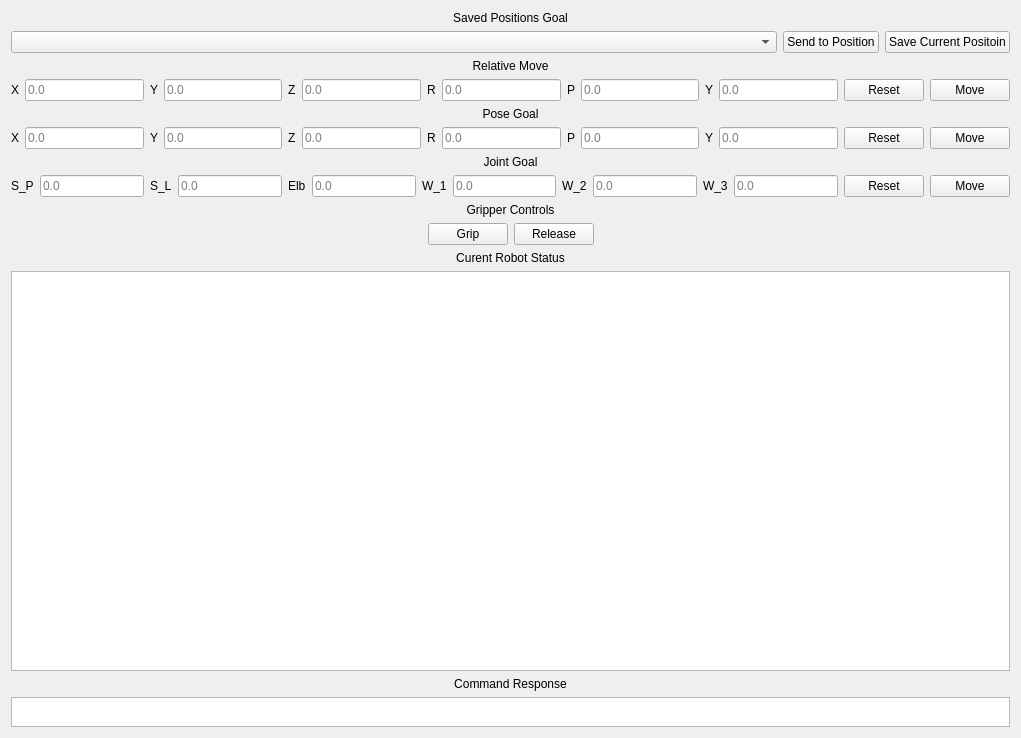
The window that resource/SamiPlugin.ui (iris-ua/iris_sami) describes before a commit, drawn with Qt 5.
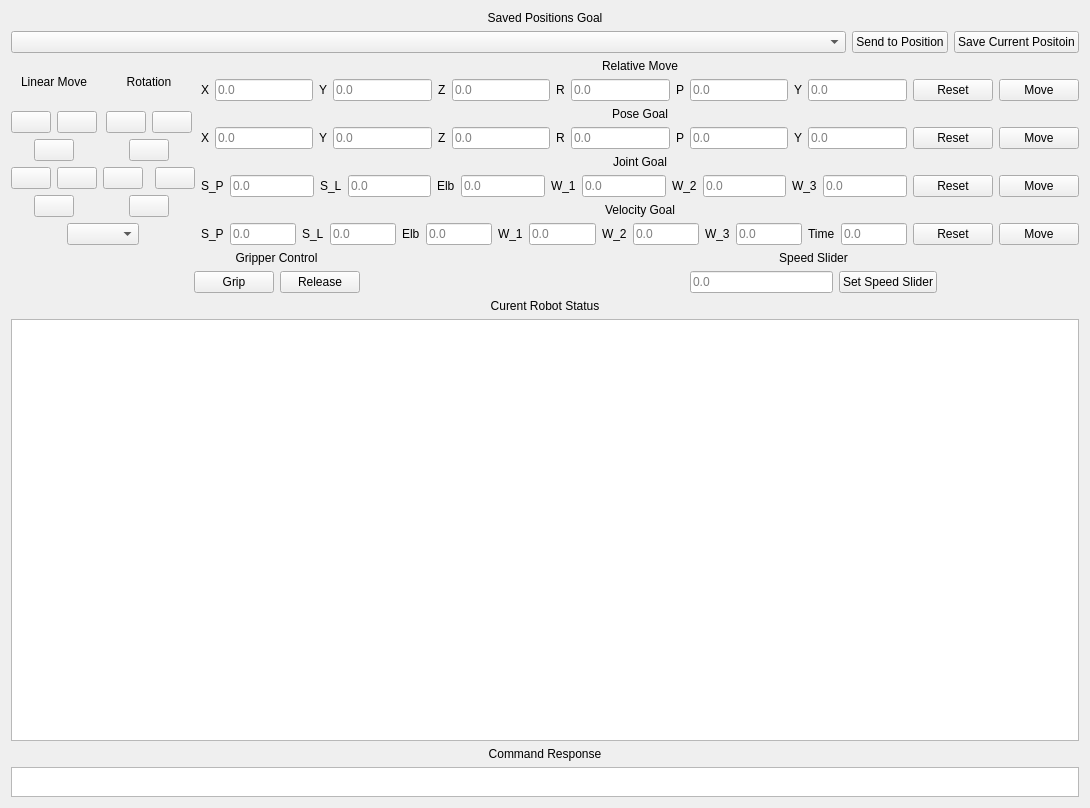
The same window after the commit. Icons and pictures are not drawn.

Commit message: linear, rotation move and set speed slider functionalities added to rqt_sami

What changed in the file:
```diff
--- a/resource/SamiPlugin.ui
+++ b/resource/SamiPlugin.ui
@@ -6,14 +6,14 @@
    <rect>
     <x>0</x>
     <y>0</y>
-    <width>1021</width>
-    <height>738</height>
+    <width>1090</width>
+    <height>808</height>
    </rect>
   </property>
   <property name="windowTitle">
    <string>rqt_sami</string>
   </property>
-  <layout class="QVBoxLayout" name="verticalLayout">
+  <layout class="QVBoxLayout" name="verticalLayout_8">
    <item>
     <widget class="QLabel" name="label_4">
      <property name="text">
@@ -53,6 +53,823 @@
     </layout>
    </item>
    <item>
+    <layout class="QHBoxLayout" name="horizontalLayout_18">
+     <item>
+      <layout class="QVBoxLayout" name="verticalLayout_7">
+       <item>
+        <layout class="QHBoxLayout" name="horizontalLayout_16">
+         <item>
+          <layout class="QVBoxLayout" name="verticalLayout">
+           <item>
+            <widget class="QLabel" name="label_36">
+             <property name="text">
+              <string>Linear Move</string>
+             </property>
+             <property name="alignment">
+              <set>Qt::AlignCenter</set>
+             </property>
+            </widget>
+           </item>
+           <item>
+            <layout class="QHBoxLayout" name="horizontalLayout">
+             <item>
+              <spacer name="horizontalSpacer_8">
+               <property name="orientation">
+                <enum>Qt::Horizontal</enum>
+               </property>
+               <property name="sizeHint" stdset="0">
+                <size>
+                 <width>40</width>
+                 <height>20</height>
+                </size>
+               </property>
+              </spacer>
+             </item>
+             <item>
+              <widget class="QPushButton" name="pushButton">
+               <property name="text">
+                <string/>
+               </property>
+               <property name="icon">
+                <iconset>
+                 <normaloff>z_up.png</normaloff>z_up.png</iconset>
+               </property>
+               <property name="iconSize">
+                <size>
+                 <width>22</width>
+                 <height>22</height>
+                </size>
+               </property>
+              </widget>
+             </item>
+             <item>
+              <widget class="QPushButton" name="pushButton_2">
+               <property name="text">
+                <string/>
+               </property>
+               <property name="icon">
+                <iconset>
+                 <normaloff>z_down.png</normaloff>z_down.png</iconset>
+               </property>
+               <property name="iconSize">
+                <size>
+                 <width>22</width>
+                 <height>22</height>
+                </size>
+               </property>
+              </widget>
+             </item>
+             <item>
+              <spacer name="horizontalSpacer_9">
+               <property name="orientation">
+                <enum>Qt::Horizontal</enum>
+               </property>
+               <property name="sizeHint" stdset="0">
+                <size>
+                 <width>40</width>
+                 <height>20</height>
+                </size>
+               </property>
+              </spacer>
+             </item>
+            </layout>
+           </item>
+           <item>
+            <layout class="QHBoxLayout" name="horizontalLayout_2">
+             <item>
+              <spacer name="horizontalSpacer_6">
+               <property name="orientation">
+                <enum>Qt::Horizontal</enum>
+               </property>
+               <property name="sizeHint" stdset="0">
+                <size>
+                 <width>40</width>
+                 <height>20</height>
+                </size>
+               </property>
+              </spacer>
+             </item>
+             <item>
+              <widget class="QPushButton" name="pushButton_6">
+               <property name="text">
+                <string/>
+               </property>
+               <property name="icon">
+                <iconset>
+                 <normaloff>x_front.png</normaloff>x_front.png</iconset>
+               </property>
+               <property name="iconSize">
+                <size>
+                 <width>22</width>
+                 <height>22</height>
+                </size>
+               </property>
+              </widget>
+             </item>
+             <item>
+              <spacer name="horizontalSpacer_7">
+               <property name="orientation">
+                <enum>Qt::Horizontal</enum>
+               </property>
+               <property name="sizeHint" stdset="0">
+                <size>
+                 <width>40</width>
+                 <height>20</height>
+                </size>
+               </property>
+              </spacer>
+             </item>
+            </layout>
+           </item>
+           <item>
+            <layout class="QHBoxLayout" name="horizontalLayout_3">
+             <item>
+              <spacer name="horizontalSpacer_11">
+               <property name="orientation">
+                <enum>Qt::Horizontal</enum>
+               </property>
+               <property name="sizeHint" stdset="0">
+                <size>
+                 <width>40</width>
+                 <height>20</height>
+                </size>
+               </property>
+              </spacer>
+             </item>
+             <item>
+              <widget class="QPushButton" name="pushButton_4">
+               <property name="text">
+                <string/>
+               </property>
+               <property name="icon">
+                <iconset>
+                 <normaloff>y_left.png</normaloff>y_left.png</iconset>
+               </property>
+               <property name="iconSize">
+                <size>
+                 <width>22</width>
+                 <height>22</height>
+                </size>
+               </property>
+              </widget>
+             </item>
+             <item>
+              <spacer name="horizontalSpacer_5">
+               <property name="orientation">
+                <enum>Qt::Horizontal</enum>
+               </property>
+               <property name="sizeHint" stdset="0">
+                <size>
+                 <width>40</width>
+                 <height>20</height>
+                </size>
+               </property>
+              </spacer>
+             </item>
+             <item>
+              <widget class="QPushButton" name="pushButton_5">
+               <property name="text">
+                <string/>
+               </property>
+               <property name="icon">
+                <iconset>
+                 <normaloff>y_right.png</normaloff>y_right.png</iconset>
+               </property>
+               <property name="iconSize">
+                <size>
+                 <width>22</width>
+                 <height>22</height>
+                </size>
+               </property>
+              </widget>
+             </item>
+             <item>
+              <spacer name="horizontalSpacer_10">
+               <property name="orientation">
+                <enum>Qt::Horizontal</enum>
+               </property>
+               <property name="sizeHint" stdset="0">
+                <size>
+                 <width>40</width>
+                 <height>20</height>
+                </size>
+               </property>
+              </spacer>
+             </item>
+            </layout>
+           </item>
+           <item>
+            <layout class="QHBoxLayout" name="horizontalLayout_4">
+             <item>
+              <spacer name="horizontalSpacer_3">
+               <property name="orientation">
+                <enum>Qt::Horizontal</enum>
+               </property>
+               <property name="sizeHint" stdset="0">
+                <size>
+                 <width>40</width>
+                 <height>20</height>
+                </size>
+               </property>
+              </spacer>
+             </item>
+             <item>
+              <widget class="QPushButton" name="pushButton_3">
+               <property name="text">
+                <string/>
+               </property>
+               <property name="icon">
+                <iconset>
+                 <normaloff>x_back.png</normaloff>x_back.png</iconset>
+               </property>
+               <property name="iconSize">
+                <size>
+                 <width>22</width>
+                 <height>22</height>
+                </size>
+               </property>
+              </widget>
+             </item>
+             <item>
+              <spacer name="horizontalSpacer_4">
+               <property name="orientation">
+                <enum>Qt::Horizontal</enum>
+               </property>
+               <property name="sizeHint" stdset="0">
+                <size>
+                 <width>40</width>
+                 <height>20</height>
+                </size>
+               </property>
+              </spacer>
+             </item>
+            </layout>
+           </item>
+          </layout>
+         </item>
+         <item>
+          <layout class="QVBoxLayout" name="verticalLayout_6">
+           <item>
+            <widget class="QLabel" name="label_35">
+             <property name="text">
+              <string>Rotation</string>
+             </property>
+             <property name="alignment">
+              <set>Qt::AlignCenter</set>
+             </property>
+            </widget>
+           </item>
+           <item>
+            <layout class="QHBoxLayout" name="horizontalLayout_5">
+             <item>
+              <spacer name="horizontalSpacer_12">
+               <property name="orientation">
+                <enum>Qt::Horizontal</enum>
+               </property>
+               <property name="sizeHint" stdset="0">
+                <size>
+                 <width>40</width>
+                 <height>20</height>
+                </size>
+               </property>
+              </spacer>
+             </item>
+             <item>
+              <widget class="QPushButton" name="pushButton_7">
+               <property name="text">
+                <string/>
+               </property>
+               <property name="icon">
+                <iconset>
+                 <normaloff>z_neg.png</normaloff>z_neg.png</iconset>
+               </property>
+               <property name="iconSize">
+                <size>
+                 <width>22</width>
+                 <height>22</height>
+                </size>
+               </property>
+              </widget>
+             </item>
+             <item>
+              <widget class="QPushButton" name="pushButton_8">
+               <property name="text">
+                <string/>
+               </property>
+               <property name="icon">
+                <iconset>
+                 <normaloff>z_pos.png</normaloff>z_pos.png</iconset>
+               </property>
+               <property name="iconSize">
+                <size>
+                 <width>22</width>
+                 <height>22</height>
+                </size>
+               </property>
+              </widget>
+             </item>
+             <item>
+              <spacer name="horizontalSpacer_13">
+               <property name="orientation">
+                <enum>Qt::Horizontal</enum>
+               </property>
+               <property name="sizeHint" stdset="0">
+                <size>
+                 <width>40</width>
+                 <height>20</height>
+                </size>
+               </property>
+              </spacer>
+             </item>
+            </layout>
+           </item>
+           <item>
+            <layout class="QHBoxLayout" name="horizontalLayout_6">
+             <item>
+              <spacer name="horizontalSpacer_14">
+               <property name="orientation">
+                <enum>Qt::Horizontal</enum>
+               </property>
+               <property name="sizeHint" stdset="0">
+                <size>
+                 <width>40</width>
+                 <height>20</height>
+                </size>
+               </property>
+              </spacer>
+             </item>
+             <item>
+              <widget class="QPushButton" name="pushButton_9">
+               <property name="text">
+                <string/>
+               </property>
+               <property name="icon">
+                <iconset>
+                 <normaloff>x_pos.png</normaloff>x_pos.png</iconset>
+               </property>
+               <property name="iconSize">
+                <size>
+                 <width>22</width>
+                 <height>22</height>
+                </size>
+               </property>
+              </widget>
+             </item>
+             <item>
+              <spacer name="horizontalSpacer_15">
+               <property name="orientation">
+                <enum>Qt::Horizontal</enum>
+               </property>
+               <property name="sizeHint" stdset="0">
+                <size>
+                 <width>40</width>
+                 <height>20</height>
+                </size>
+               </property>
+              </spacer>
+             </item>
+            </layout>
+           </item>
+           <item>
+            <layout class="QHBoxLayout" name="horizontalLayout_7">
+             <item>
+              <spacer name="horizontalSpacer_16">
+               <property name="orientation">
+                <enum>Qt::Horizontal</enum>
+               </property>
+               <property name="sizeHint" stdset="0">
+                <size>
+                 <width>40</width>
+                 <height>20</height>
+                </size>
+               </property>
+              </spacer>
+             </item>
+             <item>
+              <widget class="QPushButton" name="pushButton_10">
+               <property name="text">
+                <string/>
+               </property>
+               <property name="icon">
+                <iconset>
+                 <normaloff>y_neg.png</normaloff>y_neg.png</iconset>
+               </property>
+               <property name="iconSize">
+                <size>
+                 <width>22</width>
+                 <height>22</height>
+                </size>
+               </property>
+              </widget>
+             </item>
+             <item>
+              <spacer name="horizontalSpacer_17">
+               <property name="orientation">
+                <enum>Qt::Horizontal</enum>
+               </property>
+               <property name="sizeHint" stdset="0">
+                <size>
+                 <width>40</width>
+                 <height>20</height>
+                </size>
+               </property>
+              </spacer>
+             </item>
+             <item>
+              <widget class="QFrame" name="rotation_frame_2">
+               <property name="frameShape">
+                <enum>QFrame::StyledPanel</enum>
+               </property>
+               <property name="frameShadow">
+                <enum>QFrame::Raised</enum>
+               </property>
+               <widget class="QWidget" name="">
+                <property name="geometry">
+                 <rect>
+                  <x>0</x>
+                  <y>0</y>
+                  <width>712</width>
+                  <height>32</height>
+                 </rect>
+                </property>
+                <layout class="QHBoxLayout" name="horizontalLayout_17">
+                 <item>
+                  <layout class="QHBoxLayout" name="horizontalLayout_13">
+                   <item>
+                    <spacer name="horizontalSpacer_27">
+                     <property name="orientation">
+                      <enum>Qt::Horizontal</enum>
+                     </property>
+                     <property name="sizeHint" stdset="0">
+                      <size>
+                       <width>40</width>
+                       <height>20</height>
+                      </size>
+                     </property>
+                    </spacer>
+                   </item>
+                   <item>
+                    <widget class="QPushButton" name="pushButton_16">
+                     <property name="text">
+                      <string/>
+                     </property>
+                     <property name="icon">
+                      <iconset>
+                       <normaloff>x_pos.png</normaloff>x_pos.png</iconset>
+                     </property>
+                     <property name="iconSize">
+                      <size>
+                       <width>22</width>
+                       <height>22</height>
+                      </size>
+                     </property>
+                    </widget>
+                   </item>
+                   <item>
+                    <spacer name="horizontalSpacer_28">
+                     <property name="orientation">
+                      <enum>Qt::Horizontal</enum>
+                     </property>
+                     <property name="sizeHint" stdset="0">
+                      <size>
+                       <width>40</width>
+                       <height>20</height>
+                      </size>
+                     </property>
+                    </spacer>
+                   </item>
+                  </layout>
+                 </item>
+                 <item>
+                  <layout class="QHBoxLayout" name="horizontalLayout_14">
+                   <item>
+                    <spacer name="horizontalSpacer_29">
+                     <property name="orientation">
+                      <enum>Qt::Horizontal</enum>
+                     </property>
+                     <property name="sizeHint" stdset="0">
+                      <size>
+                       <width>40</width>
+                       <height>20</height>
+                      </size>
+                     </property>
+                    </spacer>
+                   </item>
+                   <item>
+                    <widget class="QPushButton" name="pushButton_17">
+                     <property name="text">
+                      <string/>
+                     </property>
+                     <property name="icon">
+                      <iconset>
+                       <normaloff>y_neg.png</normaloff>y_neg.png</iconset>
+                     </property>
+                     <property name="iconSize">
+                      <size>
+                       <width>22</width>
+                       <height>22</height>
+                      </size>
+                     </property>
+                    </widget>
+                   </item>
+                   <item>
+                    <spacer name="horizontalSpacer_30">
+                     <property name="orientation">
+                      <enum>Qt::Horizontal</enum>
+                     </property>
+                     <property name="sizeHint" stdset="0">
+                      <size>
+                       <width>40</width>
+                       <height>20</height>
+                      </size>
+                     </property>
+                    </spacer>
+                   </item>
+                   <item>
+                    <widget class="QPushButton" name="pushButton_18">
+                     <property name="text">
+                      <string/>
+                     </property>
+                     <property name="icon">
+                      <iconset>
+                       <normaloff>y_pos.png</normaloff>y_pos.png</iconset>
+                     </property>
+                     <property name="iconSize">
+                      <size>
+                       <width>22</width>
+                       <height>22</height>
+                      </size>
+                     </property>
+                    </widget>
+                   </item>
+                   <item>
+                    <spacer name="horizontalSpacer_31">
+                     <property name="orientation">
+                      <enum>Qt::Horizontal</enum>
+                     </property>
+                     <property name="sizeHint" stdset="0">
+                      <size>
+                       <width>40</width>
+                       <height>20</height>
+                      </size>
+                     </property>
+                    </spacer>
+                   </item>
+                  </layout>
+                 </item>
+                 <item>
+                  <layout class="QHBoxLayout" name="horizontalLayout_11">
+                   <item>
+                    <spacer name="horizontalSpacer_25">
+                     <property name="orientation">
+                      <enum>Qt::Horizontal</enum>
+                     </property>
+                     <property name="sizeHint" stdset="0">
+                      <size>
+                       <width>40</width>
+                       <height>20</height>
+                      </size>
+                     </property>
+                    </spacer>
+                   </item>
+                   <item>
+                    <widget class="QPushButton" name="pushButton_14">
+                     <property name="text">
+                      <string/>
+                     </property>
+                     <property name="icon">
+                      <iconset>
+                       <normaloff>z_neg.png</normaloff>z_neg.png</iconset>
+                     </property>
+                     <property name="iconSize">
+                      <size>
+                       <width>22</width>
+                       <height>22</height>
+                      </size>
+                     </property>
+                    </widget>
+                   </item>
+                   <item>
+                    <widget class="QPushButton" name="pushButton_15">
+                     <property name="text">
+                      <string/>
+                     </property>
+                     <property name="icon">
+                      <iconset>
+                       <normaloff>z_pos.png</normaloff>z_pos.png</iconset>
+                     </property>
+                     <property name="iconSize">
+                      <size>
+                       <width>22</width>
+                       <height>22</height>
+                      </size>
+                     </property>
+                    </widget>
+                   </item>
+                   <item>
+                    <spacer name="horizontalSpacer_26">
+                     <property name="orientation">
+                      <enum>Qt::Horizontal</enum>
+                     </property>
+                     <property name="sizeHint" stdset="0">
+                      <size>
+                       <width>40</width>
+                       <height>20</height>
+                      </size>
+                     </property>
+                    </spacer>
+                   </item>
+                  </layout>
+                 </item>
+                 <item>
+                  <layout class="QHBoxLayout" name="horizontalLayout_15">
+                   <item>
+                    <spacer name="horizontalSpacer_32">
+                     <property name="orientation">
+                      <enum>Qt::Horizontal</enum>
+                     </property>
+                     <property name="sizeHint" stdset="0">
+                      <size>
+                       <width>40</width>
+                       <height>20</height>
+                      </size>
+                     </property>
+                    </spacer>
+                   </item>
+                   <item>
+                    <widget class="QPushButton" name="pushButton_19">
+                     <property name="text">
+                      <string/>
+                     </property>
+                     <property name="icon">
+                      <iconset>
+                       <normaloff>x_neg.png</normaloff>x_neg.png</iconset>
+                     </property>
+                     <property name="iconSize">
+                      <size>
+                       <width>22</width>
+                       <height>22</height>
+                      </size>
+                     </property>
+                    </widget>
+                   </item>
+                   <item>
+                    <spacer name="horizontalSpacer_33">
+                     <property name="orientation">
+                      <enum>Qt::Horizontal</enum>
+                     </property>
+                     <property name="sizeHint" stdset="0">
+                      <size>
+                       <width>40</width>
+                       <height>20</height>
+                      </size>
+                     </property>
+                    </spacer>
+                   </item>
+                  </layout>
+                 </item>
+                 <item>
+                  <widget class="QLabel" name="label_66">
+                   <property name="text">
+                    <string>Rotation</string>
+                   </property>
+                   <property name="alignment">
+                    <set>Qt::AlignCenter</set>
+                   </property>
+                  </widget>
+                 </item>
+                </layout>
+               </widget>
+              </widget>
+             </item>
+             <item>
+              <widget class="QPushButton" name="pushButton_11">
+               <property name="text">
+                <string/>
+               </property>
+               <property name="icon">
+                <iconset>
+                 <normaloff>y_pos.png</normaloff>y_pos.png</iconset>
+               </property>
+               <property name="iconSize">
+                <size>
+                 <width>22</width>
+                 <height>22</height>
+                </size>
+               </property>
+              </widget>
+             </item>
+             <item>
+              <spacer name="horizontalSpacer_18">
+               <property name="orientation">
+                <enum>Qt::Horizontal</enum>
+               </property>
+               <property name="sizeHint" stdset="0">
+                <size>
+                 <width>40</width>
+                 <height>20</height>
+                </size>
+               </property>
+              </spacer>
+             </item>
+            </layout>
+           </item>
+           <item>
+            <layout class="QHBoxLayout" name="horizontalLayout_8">
+             <item>
+              <spacer name="horizontalSpacer_19">
+               <property name="orientation">
+                <enum>Qt::Horizontal</enum>
+               </property>
+               <property name="sizeHint" stdset="0">
+                <size>
+                 <width>40</width>
+                 <height>20</height>
+                </size>
+               </property>
+              </spacer>
+             </item>
+             <item>
+              <widget class="QPushButton" name="pushButton_12">
+               <property name="text">
+                <string/>
+               </property>
+               <property name="icon">
+                <iconset>
+                 <normaloff>x_neg.png</normaloff>x_neg.png</iconset>
+               </property>
+               <property name="iconSize">
+                <size>
+                 <width>22</width>
+                 <height>22</height>
+                </size>
+               </property>
+              </widget>
+             </item>
+             <item>
+              <spacer name="horizontalSpacer_20">
+               <property name="orientation">
+                <enum>Qt::Horizontal</enum>
+               </property>
+               <property name="sizeHint" stdset="0">
+                <size>
+                 <width>40</width>
+                 <height>20</height>
+                </size>
+               </property>
+              </spacer>
+             </item>
+            </layout>
+           </item>
+          </layout>
+         </item>
+        </layout>
+       </item>
+       <item>
+        <layout class="QHBoxLayout" name="horizontalLayout_12">
+         <item>
+          <spacer name="horizontalSpacer_23">
+           <property name="orientation">
+            <enum>Qt::Horizontal</enum>
+           </property>
+           <property name="sizeHint" stdset="0">
+            <size>
+             <width>40</width>
+             <height>20</height>
+            </size>
+           </property>
+          </spacer>
+         </item>
+         <item>
+          <widget class="QComboBox" name="comboBox">
+           <property name="minimumSize">
+            <size>
+             <width>0</width>
+             <height>0</height>
+            </size>
+           </property>
+          </widget>
+         </item>
+         <item>
+          <spacer name="horizontalSpacer_24">
+           <property name="orientation">
+            <enum>Qt::Horizontal</enum>
+           </property>
+           <property name="sizeHint" stdset="0">
+            <size>
+             <width>40</width>
+             <height>20</height>
+            </size>
+           </property>
+          </spacer>
+         </item>
+        </layout>
+       </item>
+      </layout>
+     </item>
+     <item>
+      <layout class="QVBoxLayout" name="verticalLayout_4">
+       <item>
     <widget class="QLabel" name="label_3">
      <property name="text">
       <string>Relative Move</string>
@@ -389,9 +1206,143 @@
     </layout>
    </item>
    <item>
+        <widget class="QLabel" name="label_26">
+         <property name="text">
+          <string>Velocity Goal</string>
+         </property>
+         <property name="alignment">
+          <set>Qt::AlignCenter</set>
+         </property>
+        </widget>
+       </item>
+       <item>
+        <layout class="QHBoxLayout" name="jointMoveLay_2">
+         <item>
+          <widget class="QLabel" name="label_27">
+           <property name="text">
+            <string>S_P</string>
+           </property>
+          </widget>
+         </item>
+         <item>
+          <widget class="QLineEdit" name="j_s_p_2">
+           <property name="placeholderText">
+            <string>0.0</string>
+           </property>
+          </widget>
+         </item>
+         <item>
+          <widget class="QLabel" name="label_28">
+           <property name="text">
+            <string>S_L</string>
+           </property>
+          </widget>
+         </item>
+         <item>
+          <widget class="QLineEdit" name="j_s_l_2">
+           <property name="placeholderText">
+            <string>0.0</string>
+           </property>
+          </widget>
+         </item>
+         <item>
+          <widget class="QLabel" name="label_29">
+           <property name="text">
+            <string>Elb</string>
+           </property>
+          </widget>
+         </item>
+         <item>
+          <widget class="QLineEdit" name="j_elb_2">
+           <property name="placeholderText">
+            <string>0.0</string>
+           </property>
+          </widget>
+         </item>
+         <item>
+          <widget class="QLabel" name="label_30">
+           <property name="text">
+            <string>W_1</string>
+           </property>
+          </widget>
+         </item>
+         <item>
+          <widget class="QLineEdit" name="j_w_4">
+           <property name="placeholderText">
+            <string>0.0</string>
+           </property>
+          </widget>
+         </item>
+         <item>
+          <widget class="QLabel" name="label_31">
+           <property name="text">
+            <string>W_2</string>
+           </property>
+          </widget>
+         </item>
+         <item>
+          <widget class="QLineEdit" name="j_w_5">
+           <property name="placeholderText">
+            <string>0.0</string>
+           </property>
+          </widget>
+         </item>
+         <item>
+          <widget class="QLabel" name="label_32">
+           <property name="text">
+            <string>W_3</string>
+           </property>
+          </widget>
+         </item>
+         <item>
+          <widget class="QLineEdit" name="j_w_6">
+           <property name="placeholderText">
+            <string>0.0</string>
+           </property>
+          </widget>
+         </item>
+         <item>
+          <widget class="QLabel" name="label_33">
+           <property name="text">
+            <string>Time</string>
+           </property>
+          </widget>
+         </item>
+         <item>
+          <widget class="QLineEdit" name="lineEdit">
+           <property name="placeholderText">
+            <string>0.0</string>
+           </property>
+          </widget>
+         </item>
+         <item>
+          <widget class="QPushButton" name="j_reset_2">
+           <property name="text">
+            <string>Reset</string>
+           </property>
+          </widget>
+         </item>
+         <item>
+          <widget class="QPushButton" name="j_move_2">
+           <property name="text">
+            <string>Move</string>
+           </property>
+          </widget>
+         </item>
+        </layout>
+       </item>
+      </layout>
+     </item>
+    </layout>
+   </item>
+   <item>
+    <layout class="QHBoxLayout" name="horizontalLayout_10">
+     <item>
+      <layout class="QVBoxLayout" name="verticalLayout_3">
+       <item>
     <widget class="QLabel" name="label_5">
      <property name="text">
-      <string>Gripper Controls</string>
+          <string>Gripper Control</string>
      </property>
      <property name="alignment">
       <set>Qt::AlignCenter</set>
@@ -439,6 +1390,68 @@
         </size>
        </property>
       </spacer>
+         </item>
+        </layout>
+       </item>
+      </layout>
+     </item>
+     <item>
+      <layout class="QVBoxLayout" name="verticalLayout_2">
+       <item>
+        <widget class="QLabel" name="label_34">
+         <property name="text">
+          <string>Speed Slider</string>
+         </property>
+         <property name="alignment">
+          <set>Qt::AlignCenter</set>
+         </property>
+        </widget>
+       </item>
+       <item>
+        <layout class="QHBoxLayout" name="horizontalLayout_9">
+         <item>
+          <spacer name="horizontalSpacer_21">
+           <property name="orientation">
+            <enum>Qt::Horizontal</enum>
+           </property>
+           <property name="sizeHint" stdset="0">
+            <size>
+             <width>40</width>
+             <height>20</height>
+            </size>
+           </property>
+          </spacer>
+         </item>
+         <item>
+          <widget class="QLineEdit" name="lineEdit_2">
+           <property name="placeholderText">
+            <string>0.0</string>
+           </property>
+          </widget>
+         </item>
+         <item>
+          <widget class="QPushButton" name="pushButton_13">
+           <property name="text">
+            <string>Set Speed Slider</string>
+           </property>
+          </widget>
+         </item>
+         <item>
+          <spacer name="horizontalSpacer_22">
+           <property name="orientation">
+            <enum>Qt::Horizontal</enum>
+           </property>
+           <property name="sizeHint" stdset="0">
+            <size>
+             <width>40</width>
+             <height>20</height>
+            </size>
+           </property>
+          </spacer>
+         </item>
+        </layout>
+       </item>
+      </layout>
      </item>
     </layout>
    </item>
```
Lines whose indentation alone changed are shown as unchanged. The commit also changes 12 other files.
